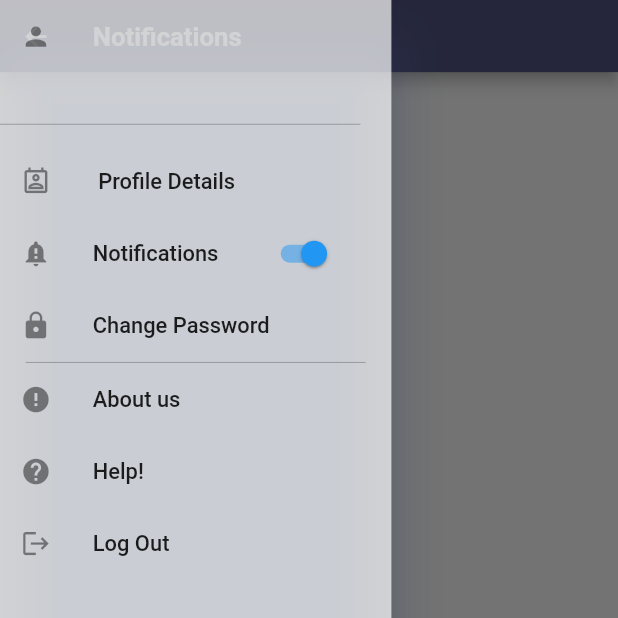
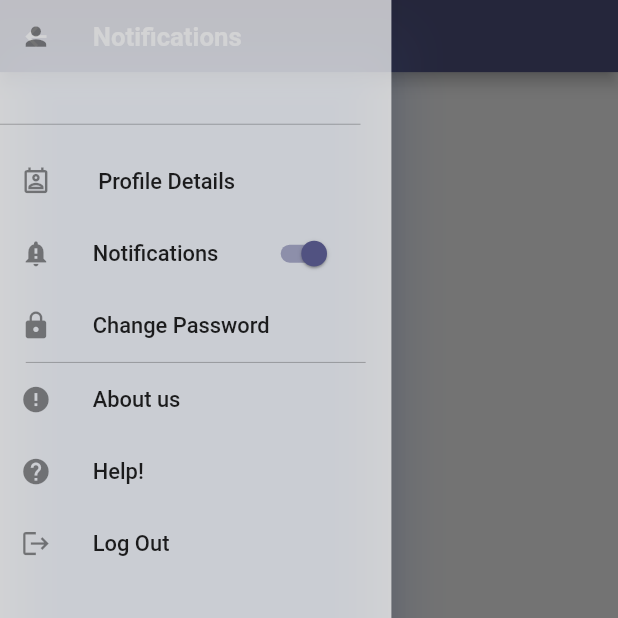
Before and after one commit to mo87654/User_App, a Flutter app: the UserLayout screen opened directly, item 2 of the bottom bar chosen, with the side drawer open, on a phone screen of 412 x 824 dp, the top half of it. Run offline on Flutter 3.47's test engine with Material 2 defaults, Android fonts, the light colour scheme and no system bars; drawn by our look-alikes of animated_bottom_navigation_bar; our stand-ins replace cloud_firestore, country_picker, firebase_auth, firebase_core, flutter_local_notifications, flutter_spinkit and 4 more; accounts and stored records are empty.

```diff
--- a/lib/layout/user_layout.dart
+++ b/lib/layout/user_layout.dart
@@ -180,12 +180,11 @@ class _UserLayoutState extends State<UserLayout> {
                       onTap: () {
                         Navigator.pop(context);
                       },
-
                     ),
                   ),
                   Padding(
                     padding: const EdgeInsets.only(right: 40.0),
-                    child: Switch(onChanged: (bool value) {  }, value: true, activeColor: color(),),
+                    child: Switch(onChanged: (bool value) {  }, value: true, activeColor: app_Color(),),
                   ),
                 ],
               ),
```
Also changed, not shown: pubspec.lock.
